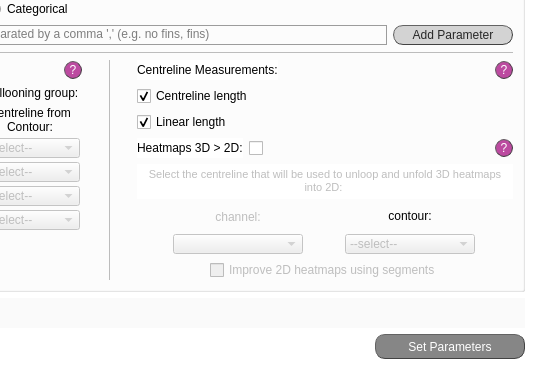
The window that src/gui/ui/set_meas_screen.ui (jsanchez679/morphoHeart_rev) describes before a commit, drawn with Qt 5; both pictures show x 320 to 856 and y 515 to 885 of the 856 by 885 pixel window.
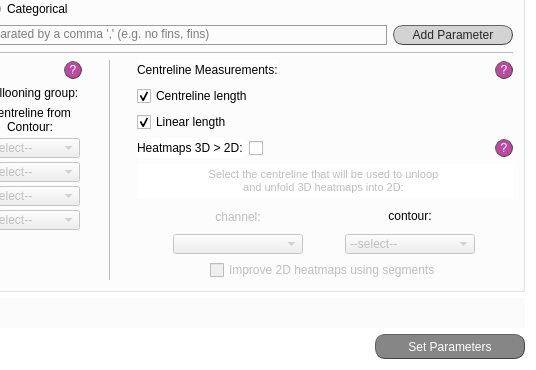
The same window after the commit.

What changed in the file:
```diff
--- a/src/gui/ui/set_meas_screen.ui
+++ b/src/gui/ui/set_meas_screen.ui
@@ -11075,7 +11075,8 @@
 &lt;html&gt;&lt;head&gt;&lt;meta name=&quot;qrichtext&quot; content=&quot;1&quot; /&gt;&lt;style type=&quot;text/css&quot;&gt;
 p, li { white-space: pre-wrap; }
 &lt;/style&gt;&lt;/head&gt;&lt;body style=&quot; font-family:'Calibri Light'; font-size:10pt; font-weight:24; font-style:normal;&quot;&gt;
-&lt;p align=&quot;center&quot; style=&quot; margin-top:0px; margin-bottom:0px; margin-left:0px; margin-right:0px; -qt-block-indent:0; text-indent:0px;&quot;&gt;&lt;span style=&quot; font-family:'MS Shell Dlg 2'; font-size:8.25pt; font-weight:400;&quot;&gt;Select the centreline that will be used to unloop and unfold 3D heatmaps into 2D: &lt;/span&gt;&lt;/p&gt;&lt;/body&gt;&lt;/html&gt;</string>
+&lt;p align=&quot;center&quot; style=&quot; margin-top:0px; margin-bottom:0px; margin-left:0px; margin-right:0px; -qt-block-indent:0; text-indent:0px;&quot;&gt;&lt;span style=&quot; font-family:'MS Shell Dlg 2'; font-size:8.25pt; font-weight:400;&quot;&gt;Select the centreline that will be used to unloop &lt;/span&gt;&lt;/p&gt;
+&lt;p align=&quot;center&quot; style=&quot; margin-top:0px; margin-bottom:0px; margin-left:0px; margin-right:0px; -qt-block-indent:0; text-indent:0px;&quot;&gt;&lt;span style=&quot; font-family:'MS Shell Dlg 2'; font-size:8.25pt; font-weight:400;&quot;&gt;and unfold 3D heatmaps into 2D: &lt;/span&gt;&lt;/p&gt;&lt;/body&gt;&lt;/html&gt;</string>
             </property>
            </widget>
           </item>
@@ -11270,6 +11271,19 @@
             </item>
            </layout>
           </item>
+          <item>
+           <spacer name="verticalSpacer_6">
+            <property name="orientation">
+             <enum>Qt::Vertical</enum>
+            </property>
+            <property name="sizeHint" stdset="0">
+             <size>
+              <width>20</width>
+              <height>40</height>
+             </size>
+            </property>
+           </spacer>
+          </item>
          </layout>
         </item>
        </layout>
```
